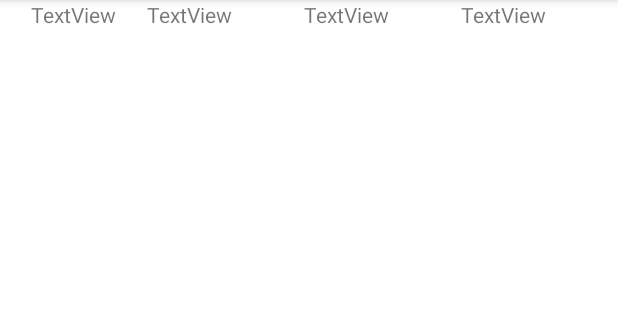
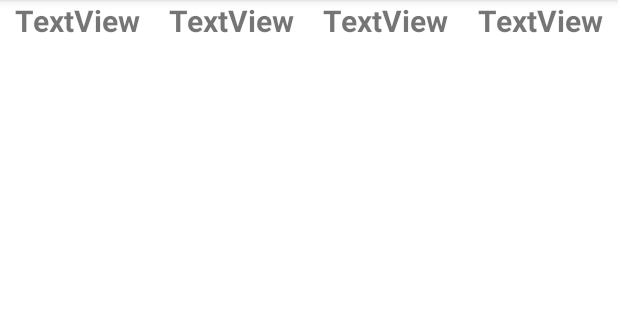
Before and after one commit to Danielo858585/GameScore2, an Android app: the ScoresActivity screen opened directly, with no data from a screen before it, on a phone screen of 412 x 824 dp, the part 84-404 px from its top. Run offline under Robolectric (Android 15) with nearby library versions, the phone set to English and light mode, and no system bars; 11 statements that could not run were skipped.

Commit message:
Obsługa tabeli punktów - tylko dla 2 graczy

```diff
--- a/app/src/main/java/com/example/gamescore/CardsActivity.kt
+++ b/app/src/main/java/com/example/gamescore/CardsActivity.kt
@@ -186,8 +186,6 @@ class CardsActivity : AppCompatActivity() {
                     Log.d(TAG, listaImion.toString())
                 }
             }
-
-
         }
         else{
             var toast: Toast
--- /dev/null
+++ b/app/src/main/java/com/example/gamescore/MyAdapter.kt
@@ -0,0 +1,20 @@
+package com.example.gamescore
+
+import android.view.ViewGroup
+import androidx.recyclerview.widget.RecyclerView
+
+class MyAdapter : RecyclerView.Adapter<RecyclerView.ViewHolder>() {
+    override fun onCreateViewHolder(parent: ViewGroup, viewType: Int): RecyclerView.ViewHolder {
+        TODO("Not yet implemented")
+    }
+
+    override fun onBindViewHolder(holder: RecyclerView.ViewHolder, position: Int) {
+        TODO("Not yet implemented")
+    }
+
+    override fun getItemCount(): Int {
+        TODO("Not yet implemented")
+    }
+    //https://damianchodorek.com/kurs-android-lista-siatka-recyclerview-viewholder-cardview-karty-cien-adapter-wzorzec-16/
+
+}
--- a/app/src/main/java/com/example/gamescore/ScoresActivity.kt
+++ b/app/src/main/java/com/example/gamescore/ScoresActivity.kt
@@ -3,7 +3,14 @@ package com.example.gamescore
 import android.content.Intent
 import androidx.appcompat.app.AppCompatActivity
 import android.os.Bundle
+import android.text.Layout
 import android.util.Log
+import android.widget.EditText
+import android.widget.LinearLayout
+import android.widget.TextView
+import androidx.recyclerview.widget.DefaultItemAnimator
+import androidx.recyclerview.widget.LinearLayoutManager
+import androidx.recyclerview.widget.RecyclerView
 import java.util.logging.Logger
 
 class ScoresActivity : AppCompatActivity() {
@@ -11,15 +18,67 @@ class ScoresActivity : AppCompatActivity() {
     var liczbaUczestnikow : Int = 0
     final var TAG : String = "ScoresActivity SPRAWDZENIE"
 
+    var gracz : Int = R.layout.activity_scores
+    var gracz2 : Int = R.layout.activity_scores2
+    var gracz3: Int = R.layout.activity_scores3
+    var graczWybor: Int = 0
+    lateinit var tvPLayer1 : TextView
+    lateinit var tvPLayer2 : TextView
+    lateinit var tvPLayer3 : TextView
+    lateinit var tvPLayer4 : TextView
+
     override fun onCreate(savedInstanceState: Bundle?) {
         super.onCreate(savedInstanceState)
-        setContentView(R.layout.activity_scores)
         var intent = getIntent()
+        liczbaUczestnikow = intent.getIntExtra("Ilosc graczy",0)
+        when(liczbaUczestnikow){
+            2-> graczWybor = gracz
+            3-> graczWybor = gracz2
+            else-> graczWybor = gracz3
+        }
+        setContentView(graczWybor)
         imiona = intent.extras?.getStringArrayList("Imiona") as ArrayList<String>
-        liczbaUczestnikow = intent.getIntExtra("Ilosc graczy",0)
+        ustawImiona(liczbaUczestnikow)
         Log.d(TAG,liczbaUczestnikow.toString())
         Log.d(TAG, imiona.toString())
+        var recyclerView : RecyclerView = findViewById(R.id.rv_Gracz1ListaPuntow)
+        recyclerView.setHasFixedSize(true)
+        recyclerView.layoutManager = LinearLayoutManager(this)
+        recyclerView.itemAnimator = DefaultItemAnimator()
+        recyclerView.adapter = MyAdapter()
+
+
 
 
     }
+    fun ustawImiona(ilosc : Int){
+        when(ilosc){
+            2-> {
+                tvPLayer1 = findViewById(R.id.tv_imie1)
+                tvPLayer2 = findViewById(R.id.tv_imie2)
+                tvPLayer1.text = imiona[0]
+                tvPLayer2.text = imiona[1]
+            }
+            3 -> {
+                tvPLayer1 = findViewById(R.id.tv_imie1)
+                tvPLayer2 = findViewById(R.id.tv_imie2)
+                tvPLayer3 = findViewById(R.id.tv_imie3)
+
+                tvPLayer1.text = imiona[0]
+                tvPLayer2.text = imiona[1]
+                tvPLayer3.text = imiona[2]
+            }
+            else-> {
+                tvPLayer1 = findViewById(R.id.tv_imie1)
+                tvPLayer2 = findViewById(R.id.tv_imie2)
+                tvPLayer3 = findViewById(R.id.tv_imie3)
+                tvPLayer4 = findViewById(R.id.tv_imie4)
+                tvPLayer1.text = imiona[0]
+                tvPLayer2.text = imiona[1]
+                tvPLayer3.text = imiona[2]
+                tvPLayer4.text = imiona[3]
+
+            }
+        }
+    }
 }
--- /dev/null
+++ b/app/src/main/res/layout/activity_scores3.xml
@@ -0,0 +1,54 @@
+<?xml version="1.0" encoding="utf-8"?>
+<androidx.constraintlayout.widget.ConstraintLayout xmlns:android="http://schemas.android.com/apk/res/android"
+    xmlns:app="http://schemas.android.com/apk/res-auto"
+    xmlns:tools="http://schemas.android.com/tools"
+    android:layout_width="match_parent"
+    android:layout_height="match_parent"
+    tools:context=".ScoresActivity">
+
+    <LinearLayout
+        android:id="@+id/lo_ScoreNames"
+        android:layout_width="match_parent"
+        android:layout_height="match_parent"
+        android:columnCount="@integer/material_motion_duration_medium_1"
+        android:rowCount="@integer/material_motion_duration_medium_1"
+        app:layout_constraintEnd_toEndOf="parent"
+        app:layout_constraintHorizontal_bias="0.0"
+        app:layout_constraintStart_toStartOf="parent"
+        tools:layout_editor_absoluteY="0dp">
+
+        <TextView
+            android:id="@+id/tv_imie1"
+            style="@style/ImionaGraczy"
+            android:layout_width="wrap_content"
+            android:layout_height="50dp"
+            android:layout_weight="1"
+            android:text="TextView" />
+
+        <TextView
+            android:id="@+id/tv_imie2"
+            style="@style/ImionaGraczy"
+            android:layout_width="wrap_content"
+            android:layout_height="wrap_content"
+            android:layout_weight="1"
+            android:text="TextView" />
+
+        <TextView
+            android:id="@+id/tv_imie3"
+            style="@style/ImionaGraczy"
+            android:layout_width="wrap_content"
+            android:layout_height="wrap_content"
+            android:layout_weight="1"
+            android:text="TextView" />
+
+        <TextView
+            android:id="@+id/tv_imie4"
+            style="@style/ImionaGraczy"
+            android:layout_width="wrap_content"
+            android:layout_height="wrap_content"
+            android:layout_weight="1"
+            android:text="TextView" />
+
+    </LinearLayout>
+
+</androidx.constraintlayout.widget.ConstraintLayout>
--- a/app/src/main/res/values/themes.xml
+++ b/app/src/main/res/values/themes.xml
@@ -14,7 +14,9 @@
         <!-- Customize your theme here. -->
     </style>
     <style name="ImionaGraczy">
-        <item name="android:width">50dp</item>
+        <item name="android:height">50dp</item>
         <item name="android:textAlignment">center</item>
+        <item name="android:textStyle">bold</item>
+        <item name="android:textSize">20dp</item>
     </style>
 </resources>
```
Also changed, not shown: app/src/main/res/layout/activity_scores.xml (+87 -17 lines), app/src/main/res/layout/activity_scores2.xml (added, +46 -0 lines), app/src/main/res/layout/point_layout.xml (added, +23 -0 lines).
